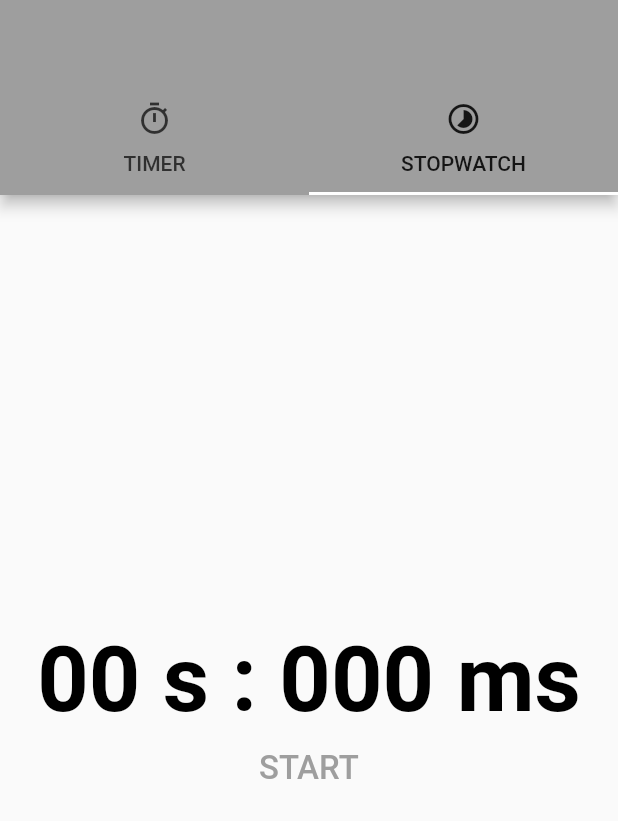
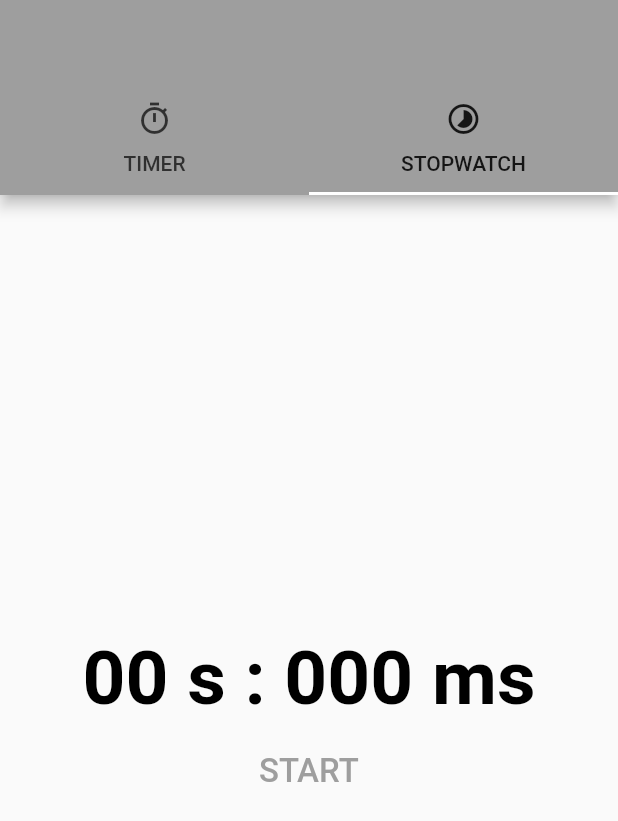
Before and after one commit to surasit27/flutter_test, a Flutter app: the screen it shows after launch, tab 2 chosen, on a phone screen of 412 x 824 dp. Shown: the top 821 px of the screen. Run offline on Flutter 3.47's test engine with Material 2 defaults, Android fonts, the phone set to English and light mode, and no system bars; our stand-ins replace bloc, flutter_bloc, shared_preferences.

Commit message:
edit stopwatch

```diff
--- a/lib/stopwatch/countdown/page/countdown.dart
+++ b/lib/stopwatch/countdown/page/countdown.dart
@@ -41,7 +41,7 @@ class _CountdownPageState extends State<CountdownPage> {
                 return Text(
                   '$minutesSection m : $secondsSection s',
                   style: TextStyle(
-                    fontSize: 60,
+                    fontSize: 50,
                     color: Colors.black,
                     fontWeight: FontWeight.bold,
                   ),
--- a/lib/stopwatch/stoptimer/page/stopwatch.dart
+++ b/lib/stopwatch/stoptimer/page/stopwatch.dart
@@ -23,7 +23,9 @@ class _StopWatchPageState extends State<StopWatchPage> {
         mainAxisAlignment: MainAxisAlignment.center,
         crossAxisAlignment: CrossAxisAlignment.center,
         children: [
-          Center(
+          Padding(
+            padding: const EdgeInsets.all(8.0),
+            child: Center(
               child: BlocBuilder<StoptimerBloc, StoptimerState>(
                   builder: (context, state) {
                 // final String minutesSection = ((state.duration % 60) / 60)
@@ -47,12 +49,13 @@ class _StopWatchPageState extends State<StopWatchPage> {
                 return Text(
                   '$secondsSection s : $millisecondSection ms',
                   style: TextStyle(
-                  fontSize: 60,
+                    fontSize: 50,
                     color: Colors.black,
                     fontWeight: FontWeight.bold,
                   ),
                 );
               }),
+            ),
           ),
           BlocBuilder<StoptimerBloc, StoptimerState>(
               builder: ((context, state) => ActionStopwatch()))
--- a/pubspec.yaml
+++ b/pubspec.yaml
@@ -20,7 +20,7 @@ version: 1.0.0+1
 environment:
   sdk: ">=2.7.0 <3.0.0"
 
-# Dependencies specify other packages that your package needs in order to work.
+# Dependencies specify other packages that your package needs in order to work.s
 # To automatically upgrade your package dependencies to the latest versions
 # consider running `flutter pub upgrade --major-versions`. Alternatively,
 # dependencies can be manually updated by changing the version numbers below to
```
Also changed, not shown: pubspec.lock, 1 other file. Lines whose indentation alone changed are shown as unchanged.
